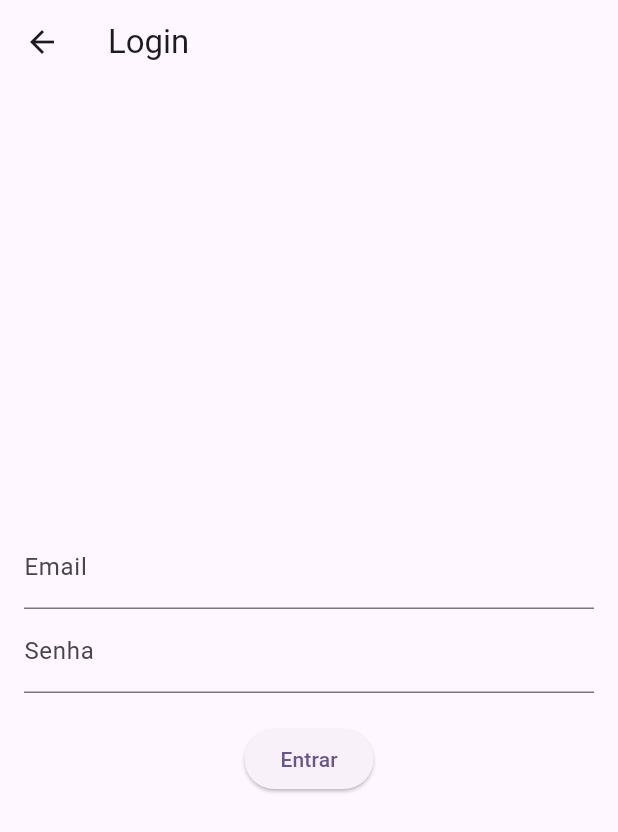
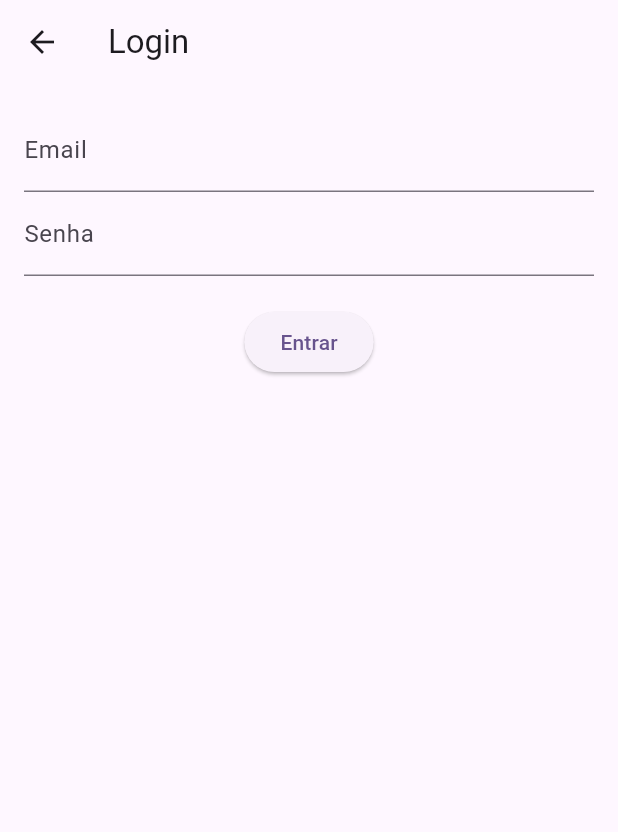
Before and after one commit to oliveiramarcelo12/AvaliacaoSomativaFlutter, a Flutter app: the LoginScreen screen opened directly, on a phone screen of 412 x 824 dp. Shown: the top 832 px of the screen. Run offline on Flutter 3.47's test engine with Material 3 defaults, Android fonts, the phone set to English and light mode, and no system bars; our stand-ins replace cloud_firestore, firebase_auth, firebase_core, geolocator; accounts and stored records are empty.

Commit message:
01/11/24

```diff
--- a/app_registro_ponto/lib/components/login_form.dart
+++ b/app_registro_ponto/lib/components/login_form.dart
@@ -0,0 +1,32 @@
+import 'package:flutter/material.dart';
+
+class LoginForm extends StatelessWidget {
+  final TextEditingController emailController;
+  final TextEditingController passwordController;
+  final Function onSubmit;
+
+  LoginForm({required this.emailController, required this.passwordController, required this.onSubmit});
+
+  @override
+  Widget build(BuildContext context) {
+    return Column(
+      children: [
+        TextField(
+          controller: emailController,
+          decoration: InputDecoration(labelText: 'Email'),
+          keyboardType: TextInputType.emailAddress,
+        ),
+        TextField(
+          controller: passwordController,
+          decoration: InputDecoration(labelText: 'Senha'),
+          obscureText: true,
+        ),
+        SizedBox(height: 20),
+        ElevatedButton(
+          onPressed: () => onSubmit(),
+          child: Text('Entrar'),
+        ),
+      ],
+    );
+  }
+}
--- a/app_registro_ponto/lib/models/location_model.dart
+++ b/app_registro_ponto/lib/models/location_model.dart
@@ -0,0 +1,6 @@
+class LocationModel {
+  final double latitude;
+  final double longitude;
+
+  LocationModel({required this.latitude, required this.longitude});
+}
--- a/app_registro_ponto/lib/screens/login_screen.dart
+++ b/app_registro_ponto/lib/screens/login_screen.dart
@@ -1,7 +1,6 @@
-// lib/screens/login_screen.dart
 import 'package:flutter/material.dart';
-import '../services/auth_service.dart';
-import 'home_screen.dart';
+import 'package:firebase_auth/firebase_auth.dart';
+import '../components/login_form.dart';
 
 class LoginScreen extends StatefulWidget {
   @override
@@ -9,58 +8,33 @@ class LoginScreen extends StatefulWidget {
 }
 
 class _LoginScreenState extends State<LoginScreen> {
-  final AuthService _authService = AuthService();
   final TextEditingController _emailController = TextEditingController();
   final TextEditingController _passwordController = TextEditingController();
-  String? errorMessage;
 
-  void _login() async {
-    String email = _emailController.text.trim();
-    String password = _passwordController.text.trim();
-    var user = await _authService.signInWithEmail(email, password);
-    if (user != null) {
+  Future<void> _login() async {
+    try {
+      await FirebaseAuth.instance.signInWithEmailAndPassword(
+        email: _emailController.text,
+        password: _passwordController.text,
+      );
       Navigator.pushReplacementNamed(context, '/home');
-    } else {
-      setState(() {
-        errorMessage = "Falha ao fazer login. Verifique suas credenciais.";
-      });
+    } catch (e) {
+      ScaffoldMessenger.of(context).showSnackBar(
+        SnackBar(content: Text('Erro: ${e.toString()}')),
+      );
     }
   }
 
   @override
   Widget build(BuildContext context) {
     return Scaffold(
-      appBar: AppBar(
-        title: Text('Login'),
-      ),
+      appBar: AppBar(title: Text('Login')),
       body: Padding(
         padding: EdgeInsets.all(16.0),
-        child: Column(
-          mainAxisAlignment: MainAxisAlignment.center,
-          children: [
-            TextField(
-              controller: _emailController,
-              decoration: InputDecoration(labelText: 'Email'),
-            ),
-            TextField(
-              controller: _passwordController,
-              decoration: InputDecoration(labelText: 'Senha'),
-              obscureText: true,
-            ),
-            SizedBox(height: 20),
-            ElevatedButton(
-              onPressed: _login,
-              child: Text('Entrar'),
-            ),
-            if (errorMessage != null)
-              Padding(
-                padding: const EdgeInsets.all(8.0),
-                child: Text(
-                  errorMessage!,
-                  style: TextStyle(color: Colors.red),
-                ),
-              ),
-          ],
+        child: LoginForm(
+          emailController: _emailController,
+          passwordController: _passwordController,
+          onSubmit: _login,
         ),
       ),
     );
--- a/app_registro_ponto/lib/utils/constants.dart
+++ b/app_registro_ponto/lib/utils/constants.dart
@@ -0,0 +1,3 @@
+class Constants {
+  static const double allowedCheckInDistance = 100.0; // Distância em metros permitida para registro
+}
```
Also changed, not shown: app_registro_ponto/lib/components/check_in_button.dart (+15 -0 lines), app_registro_ponto/lib/components/custom_text_field.dart (+31 -0 lines), app_registro_ponto/lib/models/check_in_model.dart (added, +22 -0 lines), app_registro_ponto/lib/models/user_model.dart (+10 -0 lines), app_registro_ponto/lib/screens/check_in_screen.dart (+93 -0 lines), app_registro_ponto/lib/screens/home_screen.dart (+33 -0 lines), app_registro_ponto/lib/services/auth_service.dart (+6 -8 lines), app_registro_ponto/lib/services/location_service.dart (+8 -23 lines), app_registro_ponto/lib/utils/validators.dart (+15 -0 lines), app_registro_ponto/lib/widgets/loading_spinner.dart (+10 -0 lines), app_registro_ponto/lib/firebase_options.dart.
